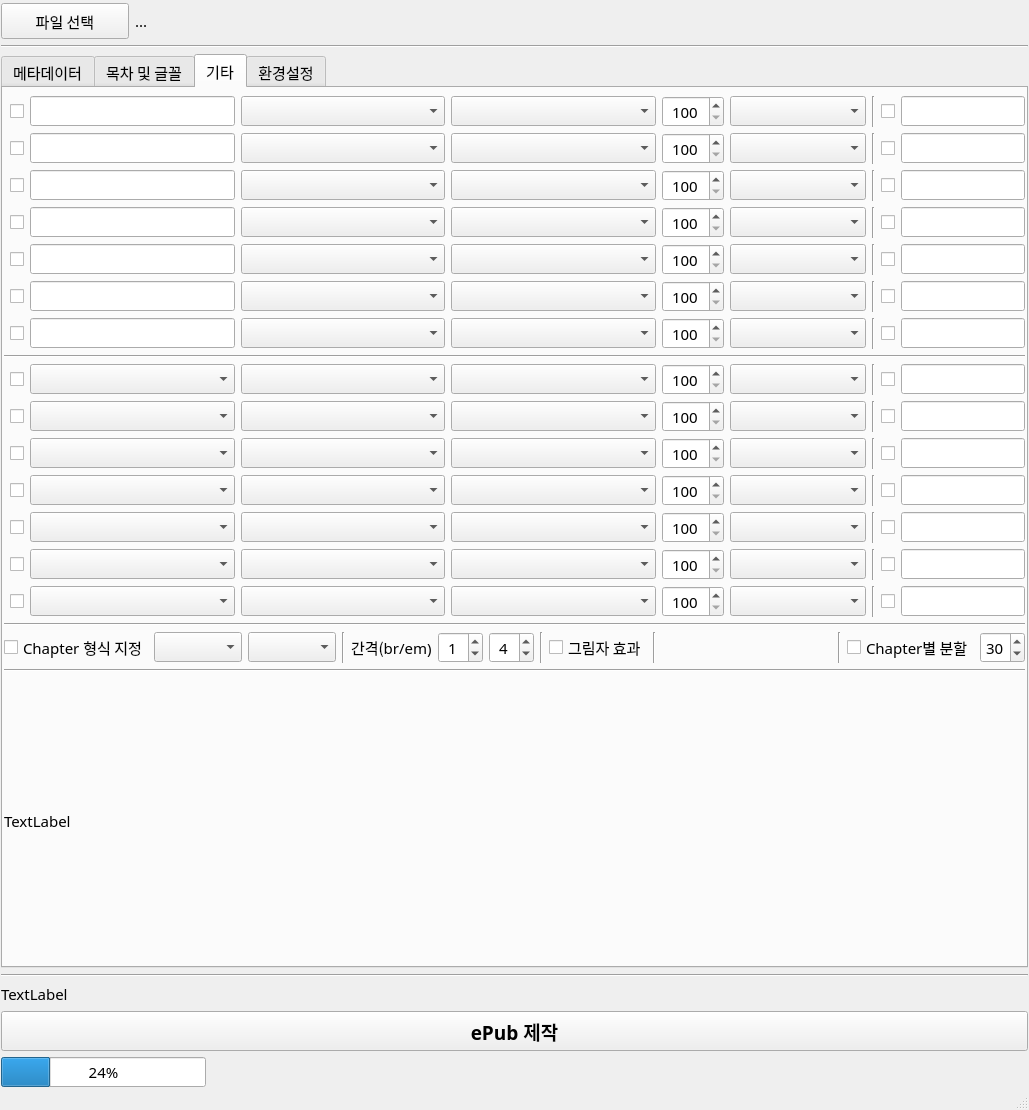
First picture: the form in 250714.ui, repository KongYongGun/python_ePub, before the edit.
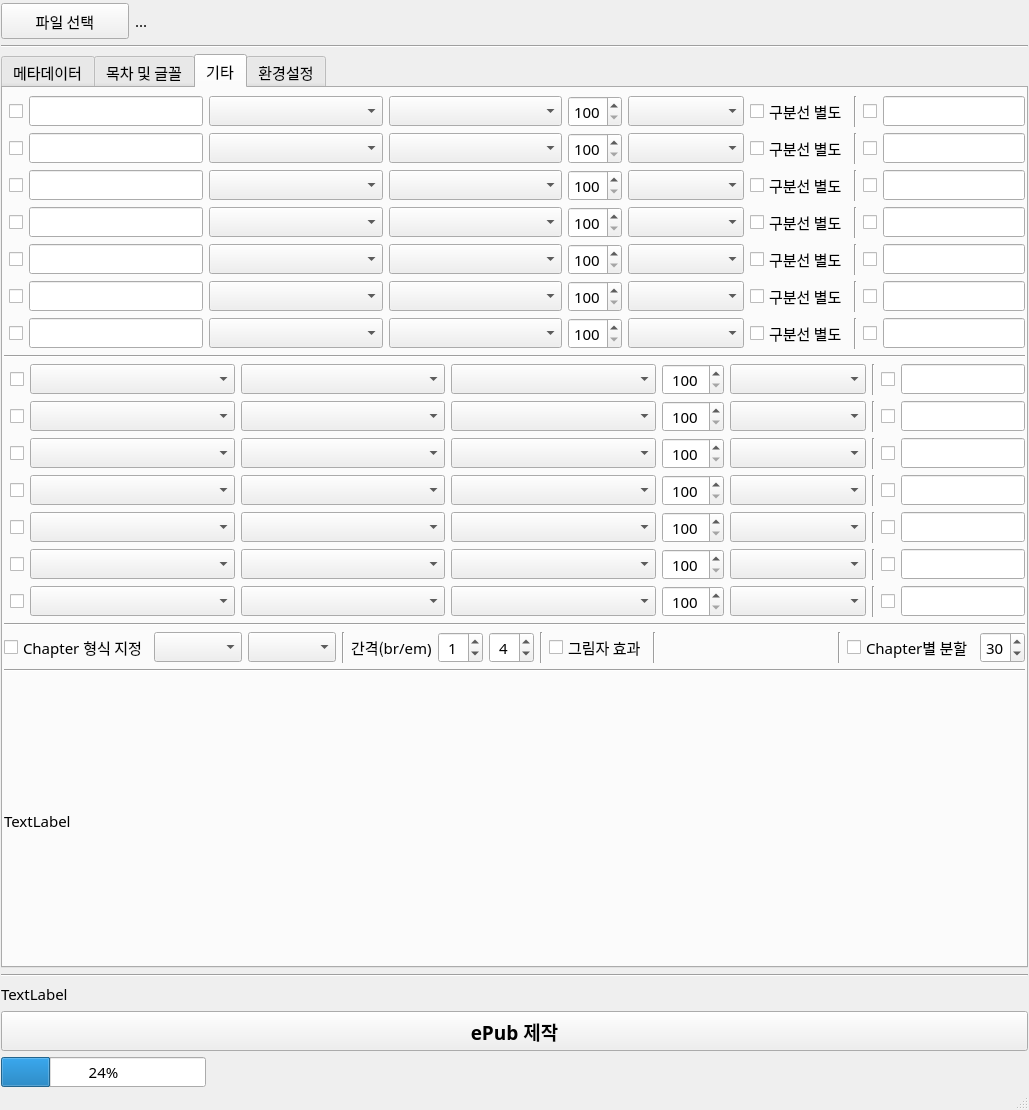
Second picture: the form after the edit.

Commit message:
feat: Heavy Sparkle 구분선 및 폰트 검사 오류 수정
- checkBox_useDivide1~7 기능 추가: Heavy Sparkle (  ) 구분선 생성
- apply_heavy_sparkle_divider 함수 구현: 스타일 옵션 적용 가능
- 폰트 검사 오류 수정: 텍스트 파일 없을 때 건너뛰기 로직 강화
- font_checker_worker.py: 파일 접근 안전장치 추가
- UI 업데이트: checkBox_useDivide 컴포넌트 추가

What changed in the file:
```diff
--- a/250714.ui
+++ b/250714.ui
@@ -685,92 +685,61 @@
                <number>6</number>
               </property>
               <item>
-               <layout class="QGridLayout" name="gridLayout_4" columnstretch="1,1,33,33,33,10,22,0,0,20">
-                <item row="5" column="3">
-                 <widget class="QComboBox" name="comboBox_CharsAlign6"/>
+               <layout class="QGridLayout" name="gridLayout_4" columnstretch="1,1,33,33,33,10,22,0,0,0,0">
+                <item row="0" column="2">
+                 <widget class="QLineEdit" name="lineEdit_Chars1"/>
                 </item>
-                <item row="0" column="8">
-                 <widget class="QCheckBox" name="checkBox_CharsColor1">
-                  <property name="text">
-                   <string/>
-                  </property>
-                 </widget>
+                <item row="0" column="4">
+                 <widget class="QComboBox" name="comboBox_CharsWeight1"/>
                 </item>
-                <item row="2" column="7">
-                 <widget class="Line" name="line_23">
-                  <property name="orientation">
-                   <enum>Qt::Vertical</enum>
+                <item row="4" column="10">
+                 <widget class="QLineEdit" name="lineEdit_CharsColor5">
+                  <property name="alignment">
+                   <set>Qt::AlignCenter</set>
                   </property>
                  </widget>
                 </item>
-                <item row="6" column="7">
+                <item row="6" column="8">
                  <widget class="Line" name="line_27">
                   <property name="orientation">
                    <enum>Qt::Vertical</enum>
                   </property>
                  </widget>
                 </item>
-                <item row="6" column="4">
-                 <widget class="QComboBox" name="comboBox_CharsWeight7"/>
-                </item>
-                <item row="3" column="1">
-                 <widget class="QCheckBox" name="checkBox_Chars4">
-                  <property name="text">
-                   <string/>
-                  </property>
-                 </widget>
-                </item>
-                <item row="0" column="7">
-                 <widget class="Line" name="line_21">
-                  <property name="orientation">
-                   <enum>Qt::Vertical</enum>
-                  </property>
-                 </widget>
-                </item>
                 <item row="6" column="3">
                  <widget class="QComboBox" name="comboBox_CharsAlign7"/>
                 </item>
-                <item row="0" column="6">
-                 <widget class="QComboBox" name="comboBox_CharsStyle1"/>
+                <item row="5" column="4">
+                 <widget class="QComboBox" name="comboBox_CharsWeight6"/>
                 </item>
-                <item row="6" column="9">
-                 <widget class="QLineEdit" name="lineEdit_CharsColor7">
-                  <property name="alignment">
-                   <set>Qt::AlignCenter</set>
+                <item row="0" column="1">
+                 <widget class="QCheckBox" name="checkBox_Chars1">
+                  <property name="baseSize">
+                   <size>
+                    <width>0</width>
+                    <height>0</height>
+                   </size>
                   </property>
-                 </widget>
-                </item>
-                <item row="2" column="3">
-                 <widget class="QComboBox" name="comboBox_CharsAlign3"/>
-                </item>
-                <item row="2" column="8">
-                 <widget class="QCheckBox" name="checkBox_CharsColor3">
                   <property name="text">
                    <string/>
                   </property>
                  </widget>
                 </item>
-                <item row="2" column="6">
-                 <widget class="QComboBox" name="comboBox_CharsStyle3"/>
-                </item>
-                <item row="1" column="3">
-                 <widget class="QComboBox" name="comboBox_CharsAlign2"/>
-                </item>
-                <item row="0" column="5">
-                 <widget class="QSpinBox" name="spinBox_CharsWeight1">
-                  <property name="alignment">
-                   <set>Qt::AlignCenter</set>
+                <item row="6" column="0">
+                 <spacer name="horizontalSpacer_12">
+                  <property name="orientation">
+                   <enum>Qt::Horizontal</enum>
                   </property>
-                  <property name="minimum">
-                   <number>100</number>
+                  <property name="sizeHint" stdset="0">
+                   <size>
+                    <width>40</width>
+                    <height>20</height>
+                   </size>
                   </property>
-                  <property name="maximum">
-                   <number>900</number>
-                  </property>
-                  <property name="singleStep">
-                   <number>10</number>
-                  </property>
-                 </widget>
+                 </spacer>
+                </item>
+                <item row="6" column="4">
+                 <widget class="QComboBox" name="comboBox_CharsWeight7"/>
                 </item>
                 <item row="3" column="6">
                  <widget class="QComboBox" name="comboBox_CharsStyle4"/>
@@ -788,46 +757,96 @@
                   </property>
                  </spacer>
                 </item>
-                <item row="2" column="4">
-                 <widget class="QComboBox" name="comboBox_CharsWeight3"/>
+                <item row="1" column="1">
+                 <widget class="QCheckBox" name="checkBox_Chars2">
+                  <property name="text">
+                   <string/>
+                  </property>
+                 </widget>
                 </item>
-                <item row="4" column="7">
+                <item row="4" column="8">
                  <widget class="Line" name="line_25">
                   <property name="orientation">
                    <enum>Qt::Vertical</enum>
                   </property>
                  </widget>
                 </item>
-                <item row="0" column="4">
-                 <widget class="QComboBox" name="comboBox_CharsWeight1"/>
+                <item row="5" column="3">
+                 <widget class="QComboBox" name="comboBox_CharsAlign6"/>
                 </item>
-                <item row="1" column="9">
-                 <widget class="QLineEdit" name="lineEdit_CharsColor2">
-                  <property name="alignment">
-                   <set>Qt::AlignCenter</set>
+                <item row="1" column="8">
+                 <widget class="Line" name="line_22">
+                  <property name="orientation">
+                   <enum>Qt::Vertical</enum>
                   </property>
                  </widget>
                 </item>
-                <item row="1" column="4">
-                 <widget class="QComboBox" name="comboBox_CharsWeight2"/>
+                <item row="4" column="9">
+                 <widget class="QCheckBox" name="checkBox_CharsColor5">
+                  <property name="text">
+                   <string/>
+                  </property>
+                 </widget>
                 </item>
-                <item row="0" column="9">
-                 <widget class="QLineEdit" name="lineEdit_CharsColor1">
-                  <property name="alignment">
-                   <set>Qt::AlignCenter</set>
+                <item row="3" column="1">
+                 <widget class="QCheckBox" name="checkBox_Chars4">
+                  <property name="text">
+                   <string/>
                   </property>
                  </widget>
                 </item>
+                <item row="2" column="6">
+                 <widget class="QComboBox" name="comboBox_CharsStyle3"/>
+                </item>
+                <item row="2" column="0">
+                 <spacer name="horizontalSpacer_8">
+                  <property name="orientation">
+                   <enum>Qt::Horizontal</enum>
+                  </property>
+                  <property name="sizeHint" stdset="0">
+                   <size>
+                    <width>40</width>
+                    <height>20</height>
+                   </size>
+                  </property>
+                 </spacer>
+                </item>
                 <item row="3" column="2">
                  <widget class="QLineEdit" name="lineEdit_Chars4"/>
                 </item>
-                <item row="3" column="9">
-                 <widget class="QLineEdit" name="lineEdit_CharsColor4">
+                <item row="3" column="5">
+                 <widget class="QSpinBox" name="spinBox_CharsWeight4">
                   <property name="alignment">
                    <set>Qt::AlignCenter</set>
                   </property>
+                  <property name="minimum">
+                   <number>100</number>
+                  </property>
+                  <property name="maximum">
+                   <number>900</number>
+                  </property>
+                  <property name="singleStep">
+                   <number>10</number>
+                  </property>
                  </widget>
                 </item>
+                <item row="5" column="10">
+                 <widget class="QLineEdit" name="lineEdit_CharsColor6">
+                  <property name="alignment">
+                   <set>Qt::AlignCenter</set>
+                  </property>
+                 </widget>
+                </item>
+                <item row="5" column="8">
+                 <widget class="Line" name="line_26">
+                  <property name="orientation">
+                   <enum>Qt::Vertical</enum>
+                  </property>
+                 </widget>
+                </item>
+                <item row="5" column="2">
+                 <widget class="QLineEdit" name="lineEdit_Chars6"/>
+                </item>
                 <item row="1" column="5">
                  <widget class="QSpinBox" name="spinBox_CharsWeight2">
                   <property name="alignment">
@@ -844,8 +863,38 @@
                   </property>
                  </widget>
                 </item>
-                <item row="0" column="0">
-                 <spacer name="horizontalSpacer_6">
+                <item row="0" column="5">
+                 <widget class="QSpinBox" name="spinBox_CharsWeight1">
+                  <property name="alignment">
+                   <set>Qt::AlignCenter</set>
+                  </property>
+                  <property name="minimum">
+                   <number>100</number>
+                  </property>
+                  <property name="maximum">
+                   <number>900</number>
+                  </property>
+                  <property name="singleStep">
+                   <number>10</number>
+                  </property>
+                 </widget>
+                </item>
+                <item row="2" column="9">
+                 <widget class="QCheckBox" name="checkBox_CharsColor3">
+                  <property name="text">
+                   <string/>
+                  </property>
+                 </widget>
+                </item>
+                <item row="6" column="10">
+                 <widget class="QLineEdit" name="lineEdit_CharsColor7">
+                  <property name="alignment">
+                   <set>Qt::AlignCenter</set>
+                  </property>
+                 </widget>
+                </item>
+                <item row="5" column="0">
+                 <spacer name="horizontalSpacer_11">
                   <property name="orientation">
                    <enum>Qt::Horizontal</enum>
                   </property>
@@ -857,60 +906,62 @@
                   </property>
                  </spacer>
                 </item>
-                <item row="5" column="4">
-                 <widget class="QComboBox" name="comboBox_CharsWeight6"/>
-                </item>
-                <item row="5" column="7">
-                 <widget class="Line" name="line_26">
-                  <property name="orientation">
-                   <enum>Qt::Vertical</enum>
-                  </property>
-                 </widget>
-                </item>
                 <item row="5" column="9">
-                 <widget class="QLineEdit" name="lineEdit_CharsColor6">
-                  <property name="alignment">
-                   <set>Qt::AlignCenter</set>
-                  </property>
-                 </widget>
-                </item>
-                <item row="2" column="2">
-                 <widget class="QLineEdit" name="lineEdit_Chars3"/>
-                </item>
-                <item row="6" column="5">
-                 <widget class="QSpinBox" name="spinBox_CharsWeight7">
-                  <property name="alignment">
-                   <set>Qt::AlignCenter</set>
-                  </property>
-                  <property name="minimum">
-                   <number>100</number>
-                  </property>
-                  <property name="maximum">
-                   <number>900</number>
-                  </property>
-                  <property name="singleStep">
-                   <number>10</number>
-                  </property>
-                 </widget>
-                </item>
-                <item row="1" column="2">
-                 <widget class="QLineEdit" name="lineEdit_Chars2"/>
-                </item>
-                <item row="4" column="1">
-                 <widget class="QCheckBox" name="checkBox_Chars5">
+                 <widget class="QCheckBox" name="checkBox_CharsColor6">
                   <property name="text">
                    <string/>
                   </property>
                  </widget>
                 </item>
-                <item row="0" column="1">
-                 <widget class="QCheckBox" name="checkBox_Chars1">
-                  <property name="baseSize">
+                <item row="3" column="0">
+                 <spacer name="horizontalSpacer_9">
+                  <property name="orientation">
+                   <enum>Qt::Horizontal</enum>
+                  </property>
+                  <property name="sizeHint" stdset="0">
                    <size>
                     <width>0</width>
                     <height>0</height>
                    </size>
                   </property>
+                 </spacer>
+                </item>
+                <item row="3" column="10">
+                 <widget class="QLineEdit" name="lineEdit_CharsColor4">
+                  <property name="alignment">
+                   <set>Qt::AlignCenter</set>
+                  </property>
+                 </widget>
+                </item>
+                <item row="1" column="10">
+                 <widget class="QLineEdit" name="lineEdit_CharsColor2">
+                  <property name="alignment">
+                   <set>Qt::AlignCenter</set>
+                  </property>
+                 </widget>
+                </item>
+                <item row="2" column="8">
+                 <widget class="Line" name="line_23">
+                  <property name="orientation">
+                   <enum>Qt::Vertical</enum>
+                  </property>
+                 </widget>
+                </item>
+                <item row="3" column="9">
+                 <widget class="QCheckBox" name="checkBox_CharsColor4">
+                  <property name="text">
+                   <string/>
+                  </property>
+                 </widget>
+                </item>
+                <item row="4" column="4">
+                 <widget class="QComboBox" name="comboBox_CharsWeight5"/>
+                </item>
+                <item row="3" column="3">
+                 <widget class="QComboBox" name="comboBox_CharsAlign4"/>
+                </item>
+                <item row="6" column="9">
+                 <widget class="QCheckBox" name="checkBox_CharsColor7">
                   <property name="text">
                    <string/>
                   </property>
@@ -923,75 +974,162 @@
                   </property>
                  </widget>
                 </item>
-                <item row="4" column="8">
-                 <widget class="QCheckBox" name="checkBox_CharsColor5">
-                  <property name="text">
-                   <string/>
-                  </property>
-                 </widget>
-                </item>
-                <item row="4" column="2">
-                 <widget class="QLineEdit" name="lineEdit_Chars5"/>
-                </item>
                 <item row="0" column="3">
                  <widget class="QComboBox" name="comboBox_CharsAlign1"/>
                 </item>
-                <item row="1" column="6">
-                 <widget class="QComboBox" name="comboBox_CharsStyle2"/>
+                <item row="0" column="8">
+                 <widget class="Line" name="line_21">
+                  <property name="orientation">
+                   <enum>Qt::Vertical</enum>
+                  </property>
+                 </widget>
+                </item>
+                <item row="6" column="5">
+                 <widget class="QSpinBox" name="spinBox_CharsWeight7">
+                  <property name="alignment">
+                   <set>Qt::AlignCenter</set>
+                  </property>
+                  <property name="minimum">
+                   <number>100</number>
+                  </property>
+                  <property name="maximum">
+                   <number>900</number>
+                  </property>
+                  <property name="singleStep">
+                   <number>10</number>
+                  </property>
+                 </widget>
+                </item>
+                <item row="3" column="8">
+                 <widget class="Line" name="line_24">
+                  <property name="orientation">
+                   <enum>Qt::Vertical</enum>
+                  </property>
+                 </widget>
+                </item>
+                <item row="2" column="1">
+                 <widget class="QCheckBox" name="checkBox_Chars3">
+                  <property name="text">
+                   <string/>
+                  </property>
+                 </widget>
+                </item>
+                <item row="4" column="2">
+                 <widget class="QLineEdit" name="lineEdit_Chars5"/>
+                </item>
+                <item row="4" column="0">
+                 <spacer name="horizontalSpacer_10">
+                  <property name="orientation">
+                   <enum>Qt::Horizontal</enum>
+                  </property>
+                  <property name="sizeHint" stdset="0">
+                   <size>
+                    <width>40</width>
+                    <height>20</height>
+                   </size>
+                  </property>
+                 </spacer>
+                </item>
+                <item row="0" column="0">
+                 <spacer name="horizontalSpacer_6">
+                  <property name="orientation">
+                   <enum>Qt::Horizontal</enum>
+                  </property>
+                  <property name="sizeHint" stdset="0">
+                   <size>
+                    <width>40</width>
+                    <height>20</height>
+                   </size>
+                  </property>
+                 </spacer>
+                </item>
+                <item row="4" column="1">
+                 <widget class="QCheckBox" name="checkBox_Chars5">
+                  <property name="text">
+                   <string/>
+                  </property>
+                 </widget>
                 </item>
                 <item row="3" column="4">
                  <widget class="QComboBox" name="comboBox_CharsWeight4"/>
                 </item>
-                <item row="3" column="0">
-                 <spacer name="horizontalSpacer_9">
-                  <property name="orientation">
-                   <enum>Qt::Horizontal</enum>
+                <item row="2" column="10">
+                 <widget class="QLineEdit" name="lineEdit_CharsColor3">
+                  <property name="alignment">
+                   <set>Qt::AlignCenter</set>
                   </property>
-                  <property name="sizeHint" stdset="0">
-                   <size>
-                    <width>40</width>
-                    <height>20</height>
-                   </size>
+                 </widget>
+                </item>
+                <item row="0" column="10">
+                 <widget class="QLineEdit" name="lineEdit_CharsColor1">
+                  <property name="alignment">
+                   <set>Qt::AlignCenter</set>
                   </property>
-                 </spacer>
+                 </widget>
+                </item>
+                <item row="0" column="9">
+                 <widget class="QCheckBox" name="checkBox_CharsColor1">
+                  <property name="text">
+                   <string/>
+                  </property>
+                 </widget>
                 </item>
                 <item row="4" column="6">
                  <widget class="QComboBox" name="comboBox_CharsStyle5"/>
                 </item>
-                <item row="1" column="7">
-                 <widget class="Line" name="line_22">
-                  <property name="orientation">
-                   <enum>Qt::Vertical</enum>
+                <item row="5" column="5">
+                 <widget class="QSpinBox" name="spinBox_CharsWeight6">
+                  <property name="alignment">
+                   <set>Qt::AlignCenter</set>
                   </property>
+                  <property name="minimum">
+                   <number>100</number>
+                  </property>
+                  <property name="maximum">
+                   <number>900</number>
+                  </property>
+                  <property name="singleStep">
+                   <number>10</number>
+                  </property>
                  </widget>
                 </item>
-                <item row="2" column="9">
-                 <widget class="QLineEdit" name="lineEdit_CharsColor3">
+                <item row="1" column="6">
+                 <widget class="QComboBox" name="comboBox_CharsStyle2"/>
+                </item>
+                <item row="5" column="6">
+                 <widget class="QComboBox" name="comboBox_CharsStyle6"/>
+                </item>
+                <item row="2" column="3">
+                 <widget class="QComboBox" name="comboBox_CharsAlign3"/>
+                </item>
+                <item row="1" column="2">
+                 <widget class="QLineEdit" name="lineEdit_Chars2"/>
+                </item>
+                <item row="2" column="5">
+                 <widget class="QSpinBox" name="spinBox_CharsWeight3">
                   <property name="alignment">
                    <set>Qt::AlignCenter</set>
                   </property>
-                 </widget>
-                </item>
-                <item row="1" column="1">
-                 <widget class="QCheckBox" name="checkBox_Chars2">
-                  <property name="text">
-                   <string/>
+                  <property name="minimum">
+                   <number>100</number>
                   </property>
+                  <property name="maximum">
+                   <number>900</number>
+                  </property>
+                  <property name="singleStep">
+                   <number>10</number>
+                  </property>
                  </widget>
                 </item>
+                <item row="1" column="3">
+                 <widget class="QComboBox" name="comboBox_CharsAlign2"/>
+                </item>
+                <item row="2" column="4">
+                 <widget class="QComboBox" name="comboBox_CharsWeight3"/>
+                </item>
                 <item row="6" column="6">
                  <widget class="QComboBox" name="comboBox_CharsStyle7"/>
                 </item>
-                <item row="4" column="4">
-                 <widget class="QComboBox" name="comboBox_CharsWeight5"/>
-                </item>
-                <item row="3" column="7">
-                 <widget class="Line" name="line_24">
-                  <property name="orientation">
-                   <enum>Qt::Vertical</enum>
-                  </property>
-                 </widget>
-                </item>
                 <item row="4" column="5">
                  <widget class="QSpinBox" name="spinBox_CharsWeight5">
                   <property name="alignment">
@@ -1008,170 +1146,81 @@
                   </property>
                  </widget>
                 </item>
-                <item row="6" column="0">
-                 <spacer name="horizontalSpacer_12">
-                  <property name="orientation">
-                   <enum>Qt::Horizontal</enum>
-                  </property>
-                  <property name="sizeHint" stdset="0">
-                   <size>
-                    <width>40</width>
-                    <height>20</height>
-                   </size>
-                  </property>
-                 </spacer>
-                </item>
-                <item row="5" column="5">
-                 <widget class="QSpinBox" name="spinBox_CharsWeight6">
-                  <property name="alignment">
-                   <set>Qt::AlignCenter</set>
-                  </property>
-                  <property name="minimum">
-                   <number>100</number>
-                  </property>
-                  <property name="maximum">
-                   <number>900</number>
-                  </property>
-                  <property name="singleStep">
-                   <number>10</number>
-                  </property>
-                 </widget>
-                </item>
-                <item row="5" column="8">
-                 <widget class="QCheckBox" name="checkBox_CharsColor6">
-                  <property name="text">
-                   <string/>
-                  </property>
-                 </widget>
-                </item>
-                <item row="3" column="8">
-                 <widget class="QCheckBox" name="checkBox_CharsColor4">
-                  <property name="text">
-                   <string/>
-                  </property>
-                 </widget>
-                </item>
-                <item row="6" column="8">
-                 <widget class="QCheckBox" name="checkBox_CharsColor7">
-                  <property name="text">
-                   <string/>
-                  </property>
-                 </widget>
-                </item>
-                <item row="3" column="5">
-                 <widget class="QSpinBox" name="spinBox_CharsWeight4">
-                  <property name="alignment">
-                   <set>Qt::AlignCenter</set>
-                  </property>
-                  <property name="minimum">
-                   <number>100</number>
-                  </property>
-                  <property name="maximum">
-                   <number>900</number>
-                  </property>
-                  <property name="singleStep">
-                   <number>10</number>
-                  </property>
-                 </widget>
-                </item>
-                <item row="2" column="0">
-                 <spacer name="horizontalSpacer_8">
-                  <property name="orientation">
-                   <enum>Qt::Horizontal</enum>
-                  </property>
-                  <property name="sizeHint" stdset="0">
-                   <size>
-                    <width>40</width>
-                    <height>20</height>
-                   </size>
-                  </property>
-                 </spacer>
-                </item>
                 <item row="6" column="2">
                  <widget class="QLineEdit" name="lineEdit_Chars7"/>
                 </item>
-                <item row="4" column="0">
-                 <spacer name="horizontalSpacer_10">
-                  <property name="orientation">
-                   <enum>Qt::Horizontal</enum>
-                  </property>
-                  <property name="sizeHint" stdset="0">
-                   <size>
-                    <width>40</width>
-                    <height>20</height>
-                   </size>
-                  </property>
-                 </spacer>
-                </item>
-                <item row="2" column="1">
-                 <widget class="QCheckBox" name="checkBox_Chars3">
-                  <property name="text">
-                   <string/>
-                  </property>
-                 </widget>
-                </item>
-                <item row="6" column="1">
-                 <widget class="QCheckBox" name="checkBox_Chars7">
-                  <property name="text">
-                   <string/>
-                  </property>
-                 </widget>
-                </item>
-                <item row="0" column="2">
-                 <widget class="QLineEdit" name="lineEdit_Chars1"/>
-                </item>
-                <item row="5" column="6">
-                 <widget class="QComboBox" name="comboBox_CharsStyle6"/>
-                </item>
                 <item row="4" column="3">
                  <widget class="QComboBox" name="comboBox_CharsAlign5"/>
                 </item>
-                <item row="5" column="2">
-                 <widget class="QLineEdit" name="lineEdit_Chars6"/>
+                <item row="2" column="2">
+                 <widget class="QLineEdit" name="lineEdit_Chars3"/>
                 </item>
-                <item row="2" column="5">
-                 <widget class="QSpinBox" name="spinBox_CharsWeight3">
-                  <property name="alignment">
-                   <set>Qt::AlignCenter</set>
-                  </property>
-                  <property name="minimum">
-                   <number>100</number>
-                  </property>
-                  <property name="maximum">
-                   <number>900</number>
-                  </property>
-                  <property name="singleStep">
-                   <number>10</number>
-                  </property>
-                 </widget>
-                </item>
-                <item row="5" column="0">
-                 <spacer name="horizontalSpacer_11">
-                  <property name="orientation">
-                   <enum>Qt::Horizontal</enum>
-                  </property>
-                  <property name="sizeHint" stdset="0">
-                   <size>
-                    <width>40</width>
-                    <height>20</height>
-                   </size>
-                  </property>
-                 </spacer>
-                </item>
-                <item row="3" column="3">
-                 <widget class="QComboBox" name="comboBox_CharsAlign4"/>
-                </item>
-                <item row="1" column="8">
+                <item row="1" column="9">
                  <widget class="QCheckBox" name="checkBox_CharsColor2">
                   <property name="text">
                    <string/>
                   </property>
                  </widget>
                 </item>
-                <item row="4" column="9">
-                 <widget class="QLineEdit" name="lineEdit_CharsColor5">
-                  <property name="alignment">
-                   <set>Qt::AlignCenter</set>
+                <item row="1" column="4">
+                 <widget class="QComboBox" name="comboBox_CharsWeight2"/>
+                </item>
+                <item row="6" column="1">
+                 <widget class="QCheckBox" name="checkBox_Chars7">
+                  <property name="text">
+                   <string/>
+                  </property>
+                 </widget>
+                </item>
+                <item row="0" column="6">
+                 <widget class="QComboBox" name="comboBox_CharsStyle1"/>
+                </item>
+                <item row="0" column="7">
+                 <widget class="QCheckBox" name="checkBox_useDivide1">
+                  <property name="text">
+                   <string>구분선 별도</string>
+                  </property>
+                 </widget>
+                </item>
+                <item row="1" column="7">
+                 <widget class="QCheckBox" name="checkBox_useDivide2">
+                  <property name="text">
+                   <string>구분선 별도</string>
+                  </property>
+                 </widget>
+                </item>
+                <item row="2" column="7">
+                 <widget class="QCheckBox" name="checkBox_useDivide3">
+                  <property name="text">
+                   <string>구분선 별도</string>
+                  </property>
+                 </widget>
+                </item>
+                <item row="3" column="7">
+                 <widget class="QCheckBox" name="checkBox_useDivide4">
+                  <property name="text">
+                   <string>구분선 별도</string>
+                  </property>
+                 </widget>
+                </item>
+                <item row="4" column="7">
+                 <widget class="QCheckBox" name="checkBox_useDivide5">
+                  <property name="text">
+                   <string>구분선 별도</string>
+                  </property>
+                 </widget>
+                </item>
+                <item row="5" column="7">
+                 <widget class="QCheckBox" name="checkBox_useDivide6">
+                  <property name="text">
+                   <string>구분선 별도</string>
+                  </property>
+                 </widget>
+                </item>
+                <item row="6" column="7">
+                 <widget class="QCheckBox" name="checkBox_useDivide7">
+                  <property name="text">
+                   <string>구분선 별도</string>
                   </property>
                  </widget>
                 </item>
```
Left out of the diff: 4 changed lines with no effect on the pictures. The commit also changes 3 other files.
